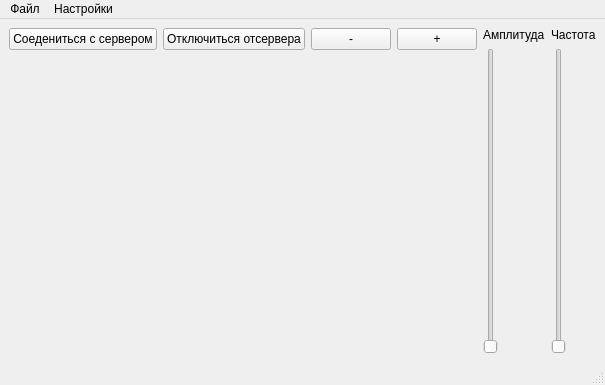
The window that myClient/mainwindow.ui (ngorodnyansky/signal_analyzing) describes before a commit, drawn with Qt 5.
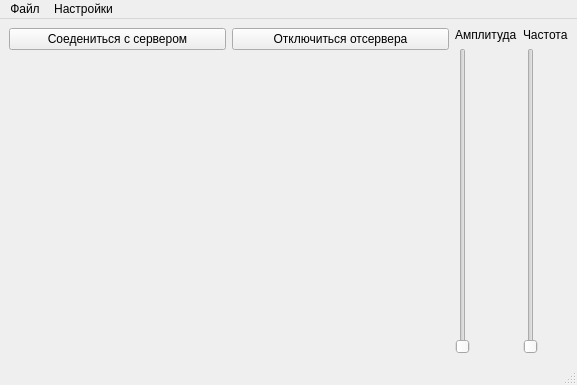
The same window after the commit. Custom widgets are drawn as their Qt base class.

Commit message: Добавлена возможность маштабирования области отрисовки при подключении к серверу, но работает только если курсор находится не в области виджета где происходит отрисовка. Из-за ненадобности убраны горячие клавиши для изменения маштаба и кнопки + и _

Diff of the .ui file:
```diff
--- a/myClient/mainwindow.ui
+++ b/myClient/mainwindow.ui
@@ -63,20 +63,6 @@
         </property>
        </widget>
       </item>
-      <item row="0" column="2">
-       <widget class="QPushButton" name="pushButton_2">
-        <property name="text">
-         <string>-</string>
-        </property>
-       </widget>
-      </item>
-      <item row="0" column="3">
-       <widget class="QPushButton" name="plus">
-        <property name="text">
-         <string>+</string>
-        </property>
-       </widget>
-      </item>
      </layout>
     </item>
     <item row="1" column="0">
```
The commit also changes 2 other files.
